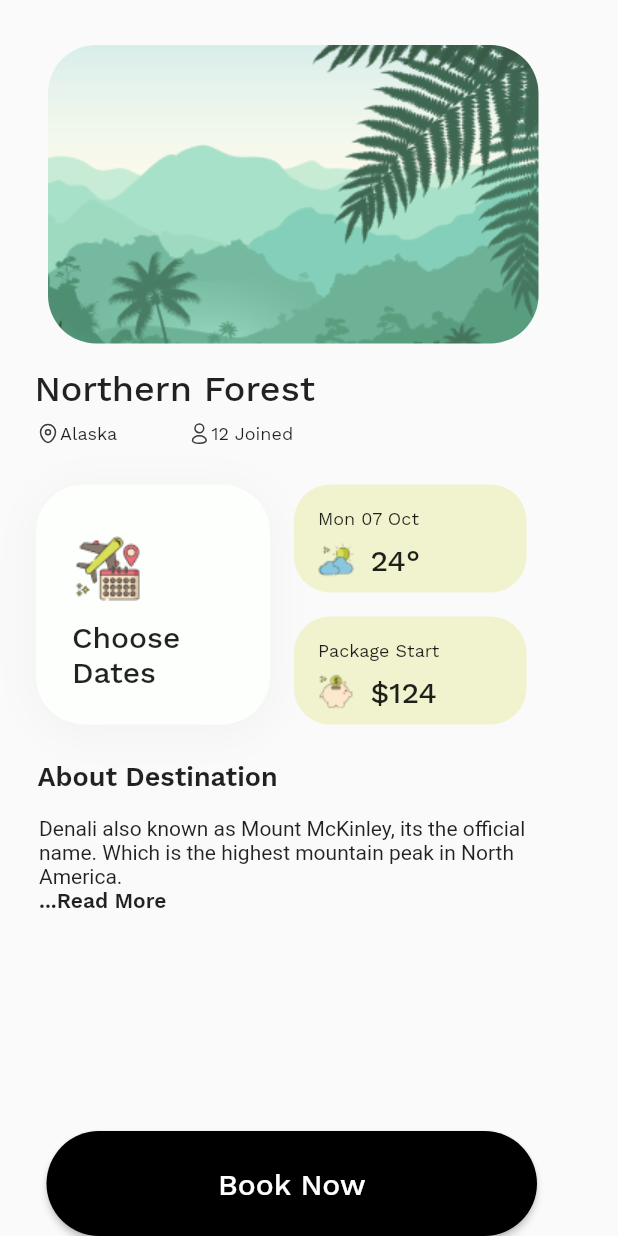
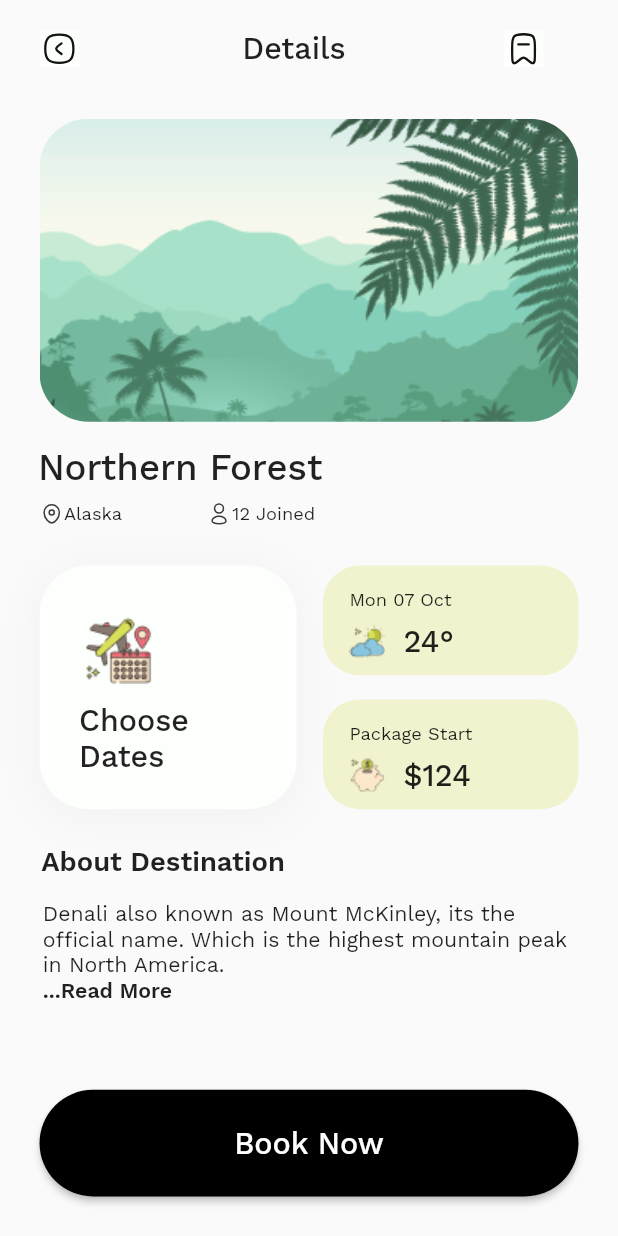
Before and after one commit to wannabeSE/flutter_travel_app, a Flutter app: the ListingScreen screen opened by its route, after a tap on "Northern Forest", on a phone screen of 412 x 824 dp. Run offline on Flutter 3.47's test engine with Material 2 defaults, Android fonts, the phone set to English and light mode, and no system bars; our stand-ins replace flutter_screenutil, flutter_svg.

Commit message:
every responsive issues fixed

```diff
--- /dev/null
+++ b/lib/screens/components/app_bar_widget.dart
@@ -0,0 +1,42 @@
+import 'package:flutter/material.dart';
+import 'package:flutter_screenutil/flutter_screenutil.dart';
+import 'package:travel_app/screens/components/icon_container.dart';
+
+import '../../shared/text_style.dart';
+
+class AppBarWidget extends StatelessWidget {
+  final String text, route;
+  final double leftIconGap, rightIconGap;
+  const AppBarWidget({
+    super.key,
+    required this.text,
+    required this.route,
+    required this.leftIconGap,
+    required this.rightIconGap,
+  });
+
+  @override
+  Widget build(BuildContext context) {
+    return Container(
+      height: 32.h,
+      width: 327.w,
+      margin: EdgeInsets.only(left: 24.w, top: 16.h),
+      child: Row(
+        children: [
+          InkWell(
+            onTap: () {
+              Navigator.pushNamed(context, '/$route');
+            },
+            child: const IconContainer(
+              iconName: 'arrow_left.svg'
+              ),
+          ),
+          SizedBox(width: leftIconGap,),
+          SemiBoldText(text: text, fontSize: 20.sp),
+          SizedBox(width: rightIconGap,),
+          const IconContainer(iconName: 'bookmark.svg')
+        ],
+      ),
+    );
+  }
+}
--- a/lib/screens/components/place_container.dart
+++ b/lib/screens/components/place_container.dart
@@ -42,7 +42,7 @@ class PlaceContainer extends StatelessWidget {
           miniContainerWidth: 208.w,
           upperInfoPadding: 29.w,
           lowerInfoPadding: 42.w,
-          locationTextContainerWidth: 59.w,
+          locationTextContainerWidth: 60.w,
         )
       ],
     );
--- a/lib/screens/details_screen.dart
+++ b/lib/screens/details_screen.dart
@@ -1,8 +1,9 @@
 import 'package:flutter/material.dart';
+import 'package:flutter_screenutil/flutter_screenutil.dart';
 import 'package:flutter_svg/svg.dart';
 import 'package:travel_app/constants/fonts_and_colors.dart';
-
 import 'package:travel_app/shared/text_style.dart';
+import 'components/app_bar_widget.dart';
 
 class DetailsScreen extends StatelessWidget {
   const DetailsScreen({super.key, required this.place});
@@ -14,54 +15,54 @@ class DetailsScreen extends StatelessWidget {
           child: Column(
         crossAxisAlignment: CrossAxisAlignment.start,
         children: [
-          // const AppBarWidget(
-          //   leftIconPath: 'arrow_left.svg',
-          //   text: 'Details',
-          //   rightIconPath: 'bookmark.svg',
-          //   leftIconDistance: 116.5,
-          //   rightIconDistance: 104,
-          // ),
+          AppBarWidget(
+            text: 'Details',
+            route: 'home',
+            leftIconGap: 99.w,
+            rightIconGap: 96.w,
+          ),
           Padding(
-            padding: const EdgeInsets.fromLTRB(32, 30, 0, 16),
+            padding: EdgeInsets.fromLTRB(24.w, 30.h, 24.w, 16.h),
             child: Container(
-                height: 199,
-                width: 327,
+                height: 199.h,
+                width: 327.w,
                 decoration: BoxDecoration(
-                  borderRadius: BorderRadius.circular(32),
+                  borderRadius: BorderRadius.circular(32.r),
                   image: DecorationImage(
                     fit: BoxFit.fill,
                     image: AssetImage('assets/icons/${place['image']}'),
                   ),
-                )),
+                )
+              ),
           ),
           Padding(
-            padding: const EdgeInsets.only(left: 23.0),
-            child: SemiBoldText(text: place['name'], fontSize: 24,),
+            padding: EdgeInsets.only(left: 23.0.w),
+            child: SemiBoldText(text: place['name'], fontSize: 24.sp,),
           ),
           Padding(
-            padding: const EdgeInsets.fromLTRB(24, 8, 0, 26),
+            padding: EdgeInsets.fromLTRB(24.w, 8.h, 0, 26.h),
             child: Row(
               children: [
                 SizedBox(
-                  height: 16,
-                  width: 59,
+                  height: 16.h,
+                  width: 59.w,
                   child: Row(
                     children: [
-                      SvgPicture.asset('${defaultIconLocation}location.svg'),
-                      NormalText(text: place['point'], fontSize: 12)
+                      SvgPicture.asset('${defaultIconLocation}location.svg',height: 16.h,width: 16.h,),
+                      NormalText(text: place['point'], fontSize: 12.sp)
                     ],
                   ),
                 ),
-                const SizedBox(
-                  width: 42,
+                SizedBox(
+                  width: 42.w,
                 ),
                 SizedBox(
-                  height: 16,
-                  width: 75,
+                  height: 16.h,
+                  width: 75.w,
                   child: Row(
                     children: [
-                      SvgPicture.asset('${defaultIconLocation}profile.svg'),
-                      NormalText(text: '${place['joined']} Joined', fontSize: 12)
+                      SvgPicture.asset('${defaultIconLocation}profile.svg',height: 16.h, width: 16.w,),
+                      NormalText(text: '${place['joined']} Joined', fontSize: 12.sp)
 
                     ],
                   ),
@@ -70,45 +71,45 @@ class DetailsScreen extends StatelessWidget {
             ),
           ),
           Padding(
-            padding: const EdgeInsets.fromLTRB(24, 0, 0, 24),
+            padding: EdgeInsets.fromLTRB(24.w, 0, 0, 24.h),
             child: SizedBox(
-              height: 160,
-              width: 327,
+              height: 160.h,
+              width: 327.w,
               child: Row(
                 children: [
                   Column(
                     children: [
                       Container(
-                        height: 160,
-                        width: 156,
+                        height: 160.h,
+                        width: 156.w,
                         decoration: BoxDecoration(
-                            borderRadius: BorderRadius.circular(32),
+                            borderRadius: BorderRadius.circular(32.r),
                             color: searchBarColor,
-                            boxShadow: const [
+                            boxShadow: [
                               BoxShadow(
-                                color: Color(0x0a141513),
-                                blurRadius: 25,
-                                offset: Offset(0, 4),
+                                color: const Color(0x0a141513),
+                                blurRadius: 25.r,
+                                offset: Offset(0, 4.sp),
                               )
                             ]),
                         child: Padding(
-                          padding: const EdgeInsets.fromLTRB(24, 32, 0, 0),
+                          padding: EdgeInsets.fromLTRB(24.w, 32.h, 0, 0),
                           child: Column(
                             crossAxisAlignment: CrossAxisAlignment.start,
                             children: [
                               Image.asset(
                                 '${defaultIconLocation}itinerary.png',
-                                height: 48,
-                                width: 48,
+                                height: 48.h,
+                                width: 48.w,
                               ),
-                              const Padding(
-                                padding: EdgeInsets.only(top: 10.0),
+                              Padding(
+                                padding: EdgeInsets.only(top: 10.0.h),
                                 child: SizedBox(
-                                  height: 44,
-                                  width: 77.5,
+                                  height: 44.h,
+                                  width: 77.5.w,
                                   child: SemiBoldText(
                                     text: 'Choose\nDates',
-                                    fontSize: 20
+                                    fontSize: 20.sp
                                   ),
                                 ),
                               )
@@ -118,32 +119,33 @@ class DetailsScreen extends StatelessWidget {
                       )
                     ],
                   ),
-                  const SizedBox(
-                    width: 16,
+                  SizedBox(
+                    width: 16.w,
                   ),
-                  const Column(
+                  Column(
                     children: [
-                      DetailsMiniInfoContainer(
+                      const DetailsMiniInfoContainer(
                         imageName: 'weather.png',
                         text: 'Mon 07 Oct',
                         value: '24°',
                       ),
                       SizedBox(
-                        height: 16,
+                        height: 16.h,
                       ),
-                      DetailsMiniInfoContainer(
-                          text: 'Package Start',
-                          imageName: 'save_money.png',
-                          value: '\$124')
+                      const DetailsMiniInfoContainer(
+                        text: 'Package Start',
+                        imageName: 'save_money.png',
+                        value: '\$124'
+                      )
                     ],
                   ),
                 ],
               ),
             ),
           ),
-          const Padding(
-            padding: EdgeInsets.only(left: 25.0),
-            child: BoldText(text: 'About Destination', fontSize: 18),
+          Padding(
+            padding: EdgeInsets.only(left: 25.0.w),
+            child: BoldText(text: 'About Destination', fontSize: 18.sp),
 
           ),
           const Expanded(
@@ -155,17 +157,19 @@ class DetailsScreen extends StatelessWidget {
             ),
           )),
           Padding(
-            padding: const EdgeInsets.only(left: 31),
+            padding: EdgeInsets.fromLTRB(24.w, 29.h, 24.w, 26.h),
             child: SizedBox(
-              height: 70,
-              width: 327,
+              height: 70.h,
+              width: 327.w,
               child: ElevatedButton(
                   style: ElevatedButton.styleFrom(
-                      backgroundColor: Colors.black,
-                      shape: RoundedRectangleBorder(
-                          borderRadius: BorderRadius.circular(35))),
+                    backgroundColor: Colors.black,
+                    shape: RoundedRectangleBorder(
+                      borderRadius: BorderRadius.circular(35.r)
+                    )
+                  ),
                   onPressed: () {},
-                  child: const SemiBoldText(text: 'Book Now', fontSize: 20,),
+                  child: SemiBoldText(text: 'Book Now', fontSize: 20.sp,),
                 ),
             ),
           )
@@ -205,13 +209,20 @@ class _ExpandTextWidgetState extends State<ExpandTextWidget> {
   @override
   Widget build(BuildContext context) {
     return Padding(
-      padding: const EdgeInsets.fromLTRB(26, 16, 23, 29),
+      padding: EdgeInsets.fromLTRB(26.w, 16.h, 23.w, 29.h),
       child: Container(
         child: secondHalfText.isEmpty
             ? Text(widget.text)
             : Column(
                 children: [
-                  Text(flag ? firstHalfText : widget.text),
+                  Text(
+                    flag ? firstHalfText : widget.text,
+                    style: TextStyle(
+                      fontFamily: sans,
+                      fontSize: 14.sp,
+                      fontWeight: FontWeight.w400
+                    ),
+                  ),
                   Row(
                     children: [
                       InkWell(
@@ -220,7 +231,7 @@ class _ExpandTextWidgetState extends State<ExpandTextWidget> {
                             flag = !flag;
                           });
                         },
-                        child: const BoldText(text: '...Read More', fontSize: 14),
+                        child: BoldText(text: '...Read More', fontSize: 14.sp),
 
                       ),
                     ],
@@ -246,33 +257,33 @@ class DetailsMiniInfoContainer extends StatelessWidget {
     return Column(
       children: [
         Container(
-          height: 72,
-          width: 155,
+          height: 72.h,
+          width: 155.w,
           decoration: BoxDecoration(
               color: firstPlaceContainerColor,
-              borderRadius: BorderRadius.circular(24)),
+              borderRadius: BorderRadius.circular(24.r)),
           child: Column(
             crossAxisAlignment: CrossAxisAlignment.start,
             children: [
               Padding(
-                padding: const EdgeInsets.fromLTRB(16, 16, 0, 8),
+                padding: EdgeInsets.fromLTRB(16.w, 16.h, 0, 8.h),
                 child: Text(
                   text,
-                  style: const TextStyle(
+                  style: TextStyle(
                       fontFamily: sans,
-                      fontSize: 12,
+                      fontSize: 12.sp,
                       fontWeight: FontWeight.w400),
                 ),
               ),
               Padding(
-                padding: const EdgeInsets.only(left: 16.0),
+                padding: EdgeInsets.only(left: 16.0.w),
                 child: Row(
                   children: [
                     Image.asset('$defaultIconLocation$imageName'),
-                    const SizedBox(
-                      width: 11,
+                    SizedBox(
+                      width: 11.w,
                     ),
-                    SemiBoldText(text: value, fontSize: 20)
+                    SemiBoldText(text: value, fontSize: 20.sp)
                   ],
                 ),
               )
--- a/lib/screens/listing_screen.dart
+++ b/lib/screens/listing_screen.dart
@@ -78,7 +78,7 @@ class ListingScreen extends StatelessWidget {
                 width: 368.w,
                 padding: EdgeInsets.only(left: 15.w, top:4.h, bottom: 1.h),
                 child: ListView.builder(
-                    itemCount: 2,
+                    itemCount: placeData.length,
                     scrollDirection: Axis.horizontal,
                     itemBuilder: (context, index) {
                       return Row(
@@ -89,7 +89,9 @@ class ListingScreen extends StatelessWidget {
                                   context,
                                   MaterialPageRoute(
                                       builder: (context) => DetailsScreen(
-                                          place: locationData[index])));
+                                          place: locationData[index])
+                                          )
+                                        );
                             },
                             child: PlaceContainer(
                               imagePath: locationData[index]['image'],
--- a/lib/screens/profile_screen.dart
+++ b/lib/screens/profile_screen.dart
@@ -2,9 +2,10 @@ import 'package:flutter/material.dart';
 import 'package:flutter_screenutil/flutter_screenutil.dart';
 import 'package:flutter_svg/svg.dart';
 import 'package:travel_app/constants/fonts_and_colors.dart';
-import 'package:travel_app/screens/components/icon_container.dart';
 import 'package:travel_app/screens/components/image_container.dart';
 import 'package:travel_app/shared/text_style.dart';
+
+import 'components/app_bar_widget.dart';
 
 class ProfileScreen extends StatelessWidget {
   const ProfileScreen({super.key});
@@ -15,7 +16,12 @@ class ProfileScreen extends StatelessWidget {
         child: SafeArea(
             child: Column(
               children: [
-                const AppBarWidget(),
+                AppBarWidget(
+                  text: 'My Profile',
+                  route: 'listing',
+                  leftIconGap: 84.w,
+                  rightIconGap: 81.w,
+                ),
                 SizedBox(
                   height: 30.h,
                 ),
@@ -114,36 +120,7 @@ class ProfileScreen extends StatelessWidget {
   }
 }
 
-class AppBarWidget extends StatelessWidget {
-  const AppBarWidget({
-    super.key,
-  });
 
-  @override
-  Widget build(BuildContext context) {
-    return Container(
-      height: 32.h,
-      width: 327.w,
-      margin: EdgeInsets.only(left: 24.w, top: 16.h),
-      child: Row(
-        children: [
-          InkWell(
-            onTap: () {
-              Navigator.pushNamed(context, '/listing');
-            },
-            child: const IconContainer(
-              iconName: 'arrow_left.svg'
-              ),
-          ),
-          SizedBox(width: 84.w,),
-          SemiBoldText(text: 'My Profile', fontSize: 20.sp),
-          SizedBox(width: 81.w,),
-          const IconContainer(iconName: 'bookmark.svg')
-        ],
-      ),
-    );
-  }
-}
 
 class ProfileElements extends StatefulWidget {
   const ProfileElements({
```
Also changed, not shown: assets/icons/category.png (added).
